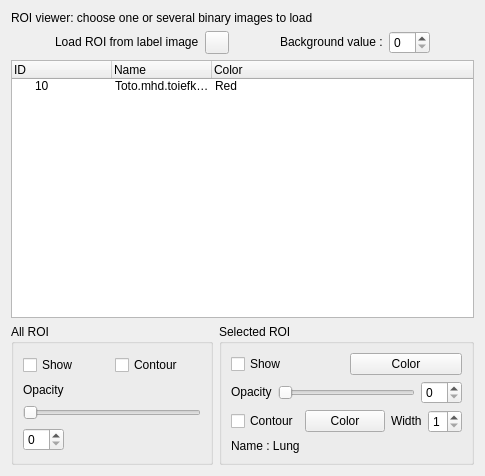
Old version of the form vv/qt_ui/vvToolStructureSetManager.ui in the repository open-vv/vv.
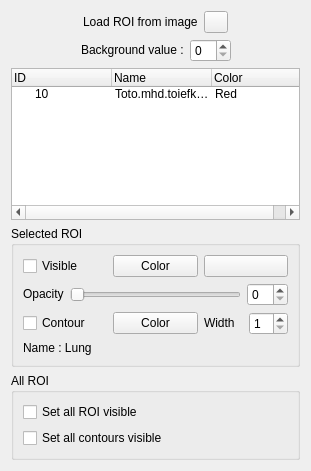
New version of the form. Icons and pictures are not drawn.

Commit message: - gui design with reduced width

Diff of the .ui file:
```diff
--- a/vv/qt_ui/vvToolStructureSetManager.ui
+++ b/vv/qt_ui/vvToolStructureSetManager.ui
@@ -6,44 +6,43 @@
    <rect>
     <x>0</x>
     <y>0</y>
-    <width>485</width>
-    <height>476</height>
+    <width>311</width>
+    <height>471</height>
    </rect>
   </property>
+  <property name="sizePolicy">
+   <sizepolicy hsizetype="MinimumExpanding" vsizetype="Preferred">
+    <horstretch>0</horstretch>
+    <verstretch>0</verstretch>
+   </sizepolicy>
+  </property>
+  <property name="maximumSize">
+   <size>
+    <width>16777215</width>
+    <height>16777215</height>
+   </size>
+  </property>
   <property name="windowTitle">
    <string>Form</string>
   </property>
+  <layout class="QVBoxLayout" name="verticalLayout_5">
+   <item>
   <layout class="QVBoxLayout" name="verticalLayout_3">
    <item>
-    <widget class="QLabel" name="mROInameLabel_3">
-     <property name="sizePolicy">
-      <sizepolicy hsizetype="Preferred" vsizetype="Fixed">
-       <horstretch>0</horstretch>
-       <verstretch>0</verstretch>
-      </sizepolicy>
-     </property>
-     <property name="text">
-      <string>ROI viewer: choose one or several binary images to load</string>
-     </property>
-    </widget>
-   </item>
-   <item>
-    <layout class="QHBoxLayout" name="horizontalLayout_4">
-     <item>
-      <spacer name="horizontalSpacer_2">
-       <property name="orientation">
-        <enum>Qt::Horizontal</enum>
-       </property>
-       <property name="sizeHint" stdset="0">
-        <size>
-         <width>40</width>
-         <height>20</height>
-        </size>
-       </property>
-      </spacer>
-     </item>
-     <item>
       <layout class="QHBoxLayout" name="horizontalLayout_3">
+       <item>
+        <spacer name="horizontalSpacer_3">
+         <property name="orientation">
+          <enum>Qt::Horizontal</enum>
+         </property>
+         <property name="sizeHint" stdset="0">
+          <size>
+           <width>40</width>
+           <height>20</height>
+          </size>
+         </property>
+        </spacer>
+       </item>
        <item>
         <widget class="QLabel" name="vectorFieldNameLabel_4">
          <property name="sizePolicy">
@@ -53,7 +52,7 @@
           </sizepolicy>
          </property>
          <property name="text">
-          <string>Load ROI from label image</string>
+          <string>Load ROI from image</string>
          </property>
         </widget>
        </item>
@@ -83,10 +82,8 @@
          </property>
         </widget>
        </item>
-      </layout>
-     </item>
      <item>
-      <spacer name="horizontalSpacer">
+        <spacer name="horizontalSpacer_2">
        <property name="orientation">
         <enum>Qt::Horizontal</enum>
        </property>
@@ -97,9 +94,26 @@
         </size>
        </property>
       </spacer>
+       </item>
+      </layout>
+     </item>
+    </layout>
      </item>
      <item>
       <layout class="QHBoxLayout" name="horizontalLayout_2">
+     <item>
+      <spacer name="horizontalSpacer_4">
+       <property name="orientation">
+        <enum>Qt::Horizontal</enum>
+       </property>
+       <property name="sizeHint" stdset="0">
+        <size>
+         <width>40</width>
+         <height>20</height>
+        </size>
+       </property>
+      </spacer>
+     </item>
        <item>
         <widget class="QLabel" name="dimensionStaticLabel">
          <property name="sizePolicy">
@@ -109,21 +123,15 @@
           </sizepolicy>
          </property>
          <property name="text">
-          <string>&lt;!DOCTYPE HTML PUBLIC &quot;-//W3C//DTD HTML 4.0//EN&quot; &quot;http://www.w3.org/TR/REC-html40/strict.dtd&quot;&gt;
-&lt;html&gt;&lt;head&gt;&lt;meta name=&quot;qrichtext&quot; content=&quot;1&quot; /&gt;&lt;style type=&quot;text/css&quot;&gt;
-p, li { white-space: pre-wrap; }
-&lt;/style&gt;&lt;/head&gt;&lt;body style=&quot; font-family:'Sans Serif'; font-size:10pt; font-weight:400; font-style:normal;&quot;&gt;
-&lt;p style=&quot; margin-top:0px; margin-bottom:0px; margin-left:0px; margin-right:0px; -qt-block-indent:0; text-indent:0px;&quot;&gt;&lt;span style=&quot; font-size:9pt;&quot;&gt;Background value :&lt;/span&gt;&lt;/p&gt;&lt;/body&gt;&lt;/html&gt;</string>
+        <string>Background value :</string>
          </property>
         </widget>
        </item>
        <item>
         <widget class="QSpinBox" name="mBackgroundValueSpinBox"/>
        </item>
-      </layout>
-     </item>
      <item>
-      <spacer name="horizontalSpacer_3">
+      <spacer name="horizontalSpacer">
        <property name="orientation">
         <enum>Qt::Horizontal</enum>
        </property>
@@ -183,87 +191,6 @@
     </widget>
    </item>
    <item>
-    <layout class="QHBoxLayout" name="horizontalLayout">
-     <item>
-      <widget class="QGroupBox" name="groupBox">
-       <property name="title">
-        <string>All ROI</string>
-       </property>
-       <layout class="QVBoxLayout" name="verticalLayout_2">
-        <item>
-         <layout class="QHBoxLayout" name="horizontalLayout_7">
-          <item>
-           <widget class="QCheckBox" name="mCheckBoxShowAll">
-            <property name="text">
-             <string>Show</string>
-            </property>
-            <property name="checked">
-             <bool>false</bool>
-            </property>
-            <property name="tristate">
-             <bool>true</bool>
-            </property>
-           </widget>
-          </item>
-          <item>
-           <widget class="QCheckBox" name="mContourCheckBoxShowAll">
-            <property name="text">
-             <string>Contour</string>
-            </property>
-            <property name="checked">
-             <bool>false</bool>
-            </property>
-            <property name="tristate">
-             <bool>true</bool>
-            </property>
-           </widget>
-          </item>
-         </layout>
-        </item>
-        <item>
-         <widget class="QLabel" name="vectorFieldNameLabel_8">
-          <property name="sizePolicy">
-           <sizepolicy hsizetype="Preferred" vsizetype="Fixed">
-            <horstretch>0</horstretch>
-            <verstretch>0</verstretch>
-           </sizepolicy>
-          </property>
-          <property name="text">
-           <string>Opacity</string>
-          </property>
-         </widget>
-        </item>
-        <item>
-         <widget class="QSlider" name="mOpacitySliderAll">
-          <property name="orientation">
-           <enum>Qt::Horizontal</enum>
-          </property>
-         </widget>
-        </item>
-        <item>
-         <layout class="QHBoxLayout" name="horizontalLayout_10">
-          <item>
-           <widget class="QSpinBox" name="mOpacitySpinBoxAll"/>
-          </item>
-          <item>
-           <spacer name="horizontalSpacer_4">
-            <property name="orientation">
-             <enum>Qt::Horizontal</enum>
-            </property>
-            <property name="sizeHint" stdset="0">
-             <size>
-              <width>37</width>
-              <height>17</height>
-             </size>
-            </property>
-           </spacer>
-          </item>
-         </layout>
-        </item>
-       </layout>
-      </widget>
-     </item>
-     <item>
       <widget class="QGroupBox" name="mGroupBoxROI">
        <property name="title">
         <string>Selected ROI</string>
@@ -274,7 +201,7 @@
           <item>
            <widget class="QCheckBox" name="mCheckBoxShow">
             <property name="text">
-             <string>Show</string>
+           <string>Visible</string>
             </property>
             <property name="checked">
              <bool>false</bool>
@@ -294,6 +221,23 @@
             </property>
            </widget>
           </item>
+        <item>
+         <widget class="QPushButton" name="mReloadButton">
+          <property name="toolTip">
+           <string>Reload image</string>
+          </property>
+          <property name="autoFillBackground">
+           <bool>false</bool>
+          </property>
+          <property name="text">
+           <string/>
+          </property>
+          <property name="icon">
+           <iconset resource="../vvIcons.qrc">
+            <normaloff>:/common/icons/rotateright.png</normaloff>:/common/icons/rotateright.png</iconset>
+          </property>
+         </widget>
+        </item>
          </layout>
         </item>
         <item>
@@ -393,7 +337,44 @@
        </layout>
       </widget>
      </item>
-    </layout>
+   <item>
+    <widget class="QGroupBox" name="groupBox">
+     <property name="title">
+      <string>All ROI</string>
+     </property>
+     <layout class="QVBoxLayout" name="verticalLayout_2">
+      <item>
+       <layout class="QVBoxLayout" name="verticalLayout_4">
+        <item>
+         <widget class="QCheckBox" name="mCheckBoxShowAll">
+          <property name="text">
+           <string>Set all ROI visible</string>
+          </property>
+          <property name="checked">
+           <bool>false</bool>
+          </property>
+          <property name="tristate">
+           <bool>true</bool>
+          </property>
+         </widget>
+        </item>
+        <item>
+         <widget class="QCheckBox" name="mContourCheckBoxShowAll">
+          <property name="text">
+           <string>Set all contours visible</string>
+          </property>
+          <property name="checked">
+           <bool>false</bool>
+          </property>
+          <property name="tristate">
+           <bool>true</bool>
+          </property>
+         </widget>
+        </item>
+       </layout>
+      </item>
+     </layout>
+    </widget>
    </item>
   </layout>
  </widget>
```
Left out of the diff: 32 changed lines with no effect on the pictures. Lines whose indentation alone changed are shown as unchanged. The commit also changes 1 other file.
